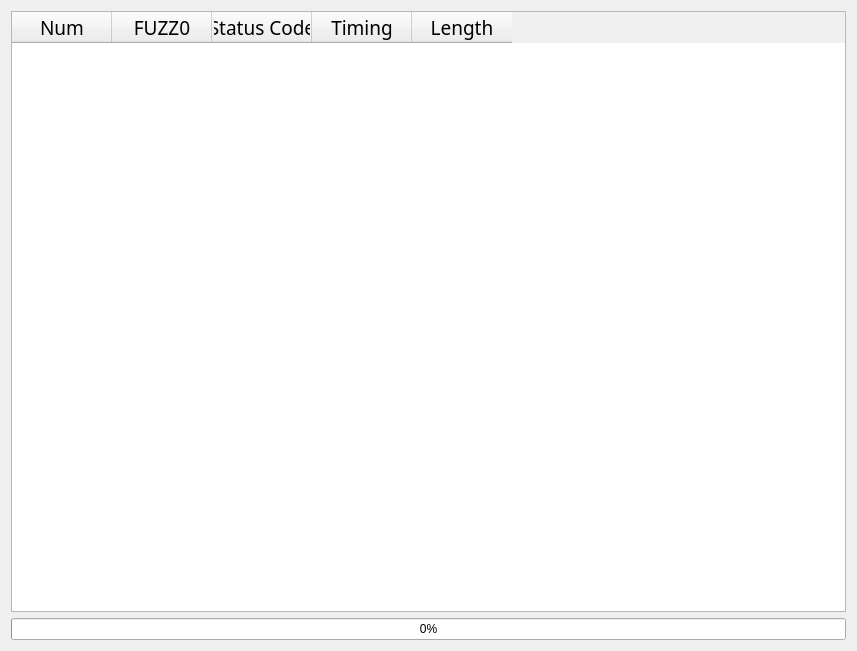
Old version of the form dialogs/attack_dialog.ui in the repository junron/fart-penetrator.
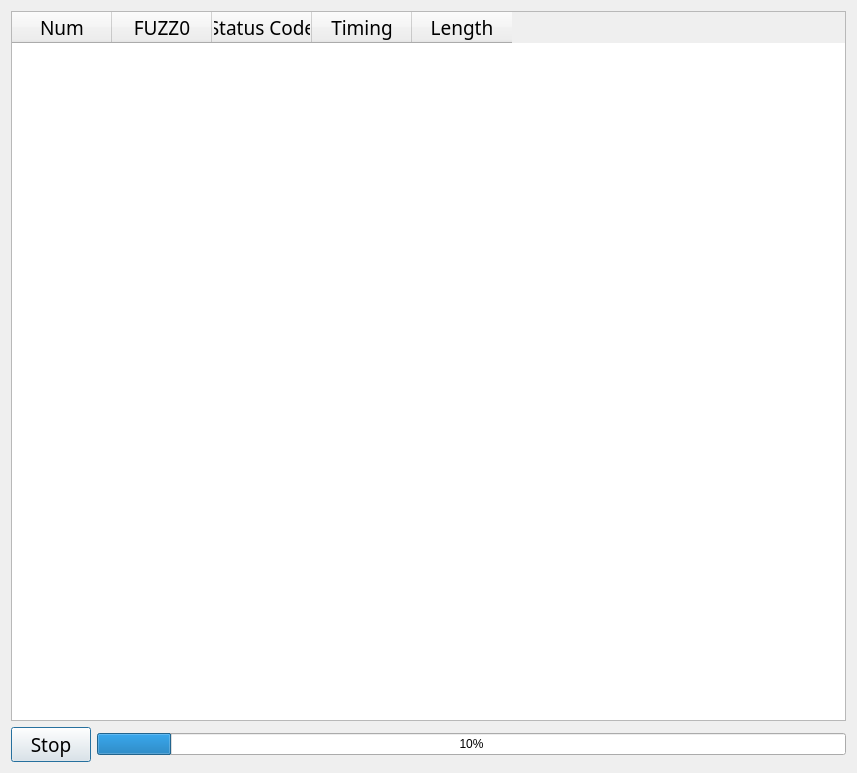
New version of the form.

Commit message: Allow cancellation of attack

```diff
--- a/dialogs/attack_dialog.ui
+++ b/dialogs/attack_dialog.ui
@@ -7,7 +7,7 @@
     <x>0</x>
     <y>0</y>
     <width>857</width>
-    <height>651</height>
+    <height>773</height>
    </rect>
   </property>
   <property name="windowTitle">
@@ -94,10 +94,42 @@
        </column>
       </widget>
      </item>
+    </layout>
+   </item>
+   <item row="2" column="0">
+    <layout class="QHBoxLayout" name="horizontalLayout">
+     <item>
+      <widget class="QPushButton" name="stop_btn">
+       <property name="enabled">
+        <bool>true</bool>
+       </property>
+       <property name="font">
+        <font>
+         <family>Among Us</family>
+         <pointsize>14</pointsize>
+        </font>
+       </property>
+       <property name="text">
+        <string>Stop</string>
+       </property>
+       <property name="checkable">
+        <bool>false</bool>
+       </property>
+      </widget>
+     </item>
      <item>
       <widget class="QProgressBar" name="progress_bar">
+       <property name="enabled">
+        <bool>true</bool>
+       </property>
        <property name="value">
-        <number>0</number>
+        <number>10</number>
+       </property>
+       <property name="textVisible">
+        <bool>true</bool>
+       </property>
+       <property name="invertedAppearance">
+        <bool>false</bool>
        </property>
       </widget>
      </item>
```
The commit also changes 3 other files.
